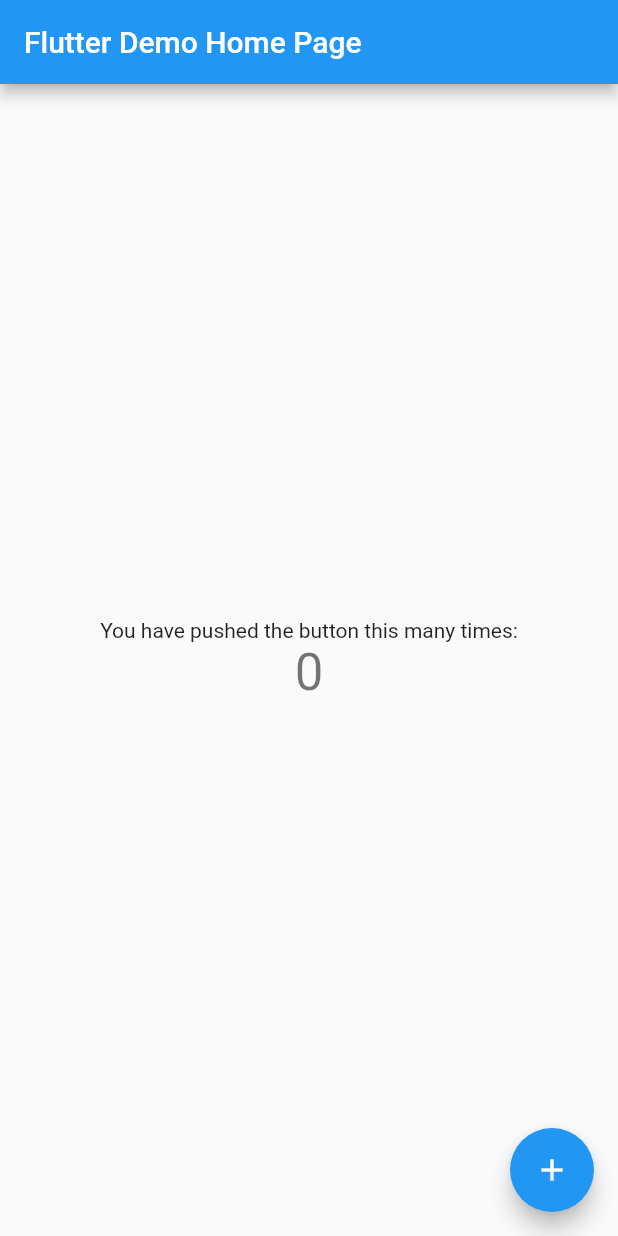
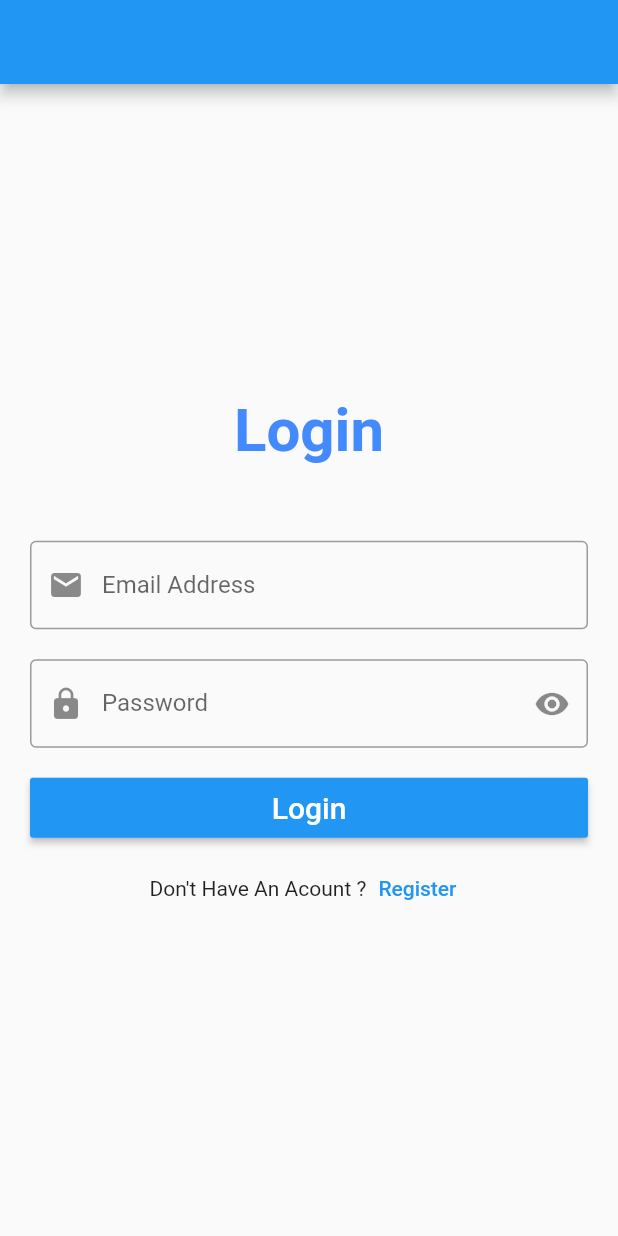
Before and after one commit to Ma7moud-Yasser/LoginByFlutter, a Flutter app: the screen it shows after launch, on a phone screen of 412 x 824 dp. Run offline on Flutter 3.47's test engine with Material 2 defaults, Android fonts, the phone set to English and light mode, and no system bars.

Commit message:
Add files via upload

```diff
--- /dev/null
+++ b/lib/login.dart
@@ -0,0 +1,101 @@
+import 'package:flutter/src/widgets/framework.dart';
+import 'package:flutter/material.dart';
+
+class LoginScreen extends StatelessWidget {
+  var emailControllar = TextEditingController();
+  var PassworControllar = TextEditingController();
+  @override
+  Widget build(BuildContext context) {
+    return Scaffold(
+      appBar: AppBar(),
+      body: Padding(
+        padding: const EdgeInsets.all(20),
+        child: Center(
+          child: SingleChildScrollView(
+            child: Column(
+              crossAxisAlignment: CrossAxisAlignment.center,
+              children: [
+                Text(
+                  'Login',
+                  style: TextStyle(
+                    color: Colors.blueAccent,
+                    fontSize: 40,
+                    fontWeight: FontWeight.bold,
+                  ),
+                ),
+                SizedBox(
+                  height: 50,
+                ),
+                TextFormField(
+                  controller: emailControllar,
+                  keyboardType: TextInputType.emailAddress,
+                  decoration: InputDecoration(
+                    labelText: 'Email Address',
+                    prefixIcon: Icon(
+                      Icons.email,
+                    ),
+                    border: OutlineInputBorder(),
+                  ),
+                ),
+                SizedBox(
+                  height: 20,
+                ),
+                TextFormField(
+                  controller: PassworControllar,
+                  obscureText: true,
+                  keyboardType: TextInputType.visiblePassword,
+                  decoration: InputDecoration(
+                    prefixIcon: Icon(
+                      Icons.lock,
+                    ),
+                    suffixIcon: Icon(
+                      Icons.remove_red_eye,
+                    ),
+                    labelText: 'Password',
+                    border: OutlineInputBorder(),
+                  ),
+                ),
+                SizedBox(
+                  height: 20,
+                ),
+                Container(
+                  width: double.infinity,
+                  height: 40,
+                  child: MaterialButton(
+                    color: Colors.blue,
+                    onPressed: () {
+                      print('Email: ${emailControllar.text}');
+                      print('Pass :${PassworControllar.text}');
+                    },
+                    child: Text(
+                      'Login',
+                      style: TextStyle(
+                        color: Colors.white,
+                        fontSize: 20,
+                      ),
+                    ),
+                  ),
+                ),
+                SizedBox(
+                  height: 10,
+                ),
+                Row(
+                  mainAxisAlignment: MainAxisAlignment.center,
+                  children: [
+                    Text('Don\'t Have An Acount ?'),
+                    TextButton(
+                      onPressed: () {},
+                      child: Text(
+                        'Register',
+                      ),
+                    )
+                  ],
+                )
+              ],
+            ),
+          ),
+        ),
+      ),
+    );
+  }
+}
--- a/lib/main.dart
+++ b/lib/main.dart
@@ -1,115 +1,26 @@
 import 'package:flutter/material.dart';
+import 'package:flutter_application_1/home_screen.dart';
+import 'package:flutter_application_1/login.dart';
 
 void main() {
-  runApp(const MyApp());
+  runApp(MyApp());
 }
 
-class MyApp extends StatelessWidget {
-  const MyApp({super.key});
+// widgets
+// 1- Statelesswidget
+// 2- Statefulwidget
 
-  // This widget is the root of your application.
+class MyApp extends StatelessWidget
+
+// constructor
+// build
+
+{
   @override
   Widget build(BuildContext context) {
     return MaterialApp(
-      title: 'Flutter Demo',
-      theme: ThemeData(
-        // This is the theme of your application.
-        //
-        // Try running your application with "flutter run". You'll see the
-        // application has a blue toolbar. Then, without quitting the app, try
-        // changing the primarySwatch below to Colors.green and then invoke
-        // "hot reload" (press "r" in the console where you ran "flutter run",
-        // or simply save your changes to "hot reload" in a Flutter IDE).
-        // Notice that the counter didn't reset back to zero; the application
-        // is not restarted.
-        primarySwatch: Colors.blue,
-      ),
-      home: const MyHomePage(title: 'Flutter Demo Home Page'),
+      debugShowCheckedModeBanner: false ,
+      home: LoginScreen(),
     );
   }
 }
-
-class MyHomePage extends StatefulWidget {
-  const MyHomePage({super.key, required this.title});
-
-  // This widget is the home page of your application. It is stateful, meaning
-  // that it has a State object (defined below) that contains fields that affect
-  // how it looks.
-
-  // This class is the configuration for the state. It holds the values (in this
-  // case the title) provided by the parent (in this case the App widget) and
-  // used by the build method of the State. Fields in a Widget subclass are
-  // always marked "final".
-
-  final String title;
-
-  @override
-  State<MyHomePage> createState() => _MyHomePageState();
-}
-
-class _MyHomePageState extends State<MyHomePage> {
-  int _counter = 0;
-
-  void _incrementCounter() {
-    setState(() {
-      // This call to setState tells the Flutter framework that something has
-      // changed in this State, which causes it to rerun the build method below
-      // so that the display can reflect the updated values. If we changed
-      // _counter without calling setState(), then the build method would not be
-      // called again, and so nothing would appear to happen.
-      _counter++;
-    });
-  }
-
-  @override
-  Widget build(BuildContext context) {
-    // This method is rerun every time setState is called, for instance as done
-    // by the _incrementCounter method above.
-    //
-    // The Flutter framework has been optimized to make rerunning build methods
-    // fast, so that you can just rebuild anything that needs updating rather
-    // than having to individually change instances of widgets.
-    return Scaffold(
-      appBar: AppBar(
-        // Here we take the value from the MyHomePage object that was created by
-        // the App.build method, and use it to set our appbar title.
-        title: Text(widget.title),
-      ),
-      body: Center(
-        // Center is a layout widget. It takes a single child and positions it
-        // in the middle of the parent.
-        child: Column(
-          // Column is also a layout widget. It takes a list of children and
-          // arranges them vertically. By default, it sizes itself to fit its
-          // children horizontally, and tries to be as tall as its parent.
-          //
-          // Invoke "debug painting" (press "p" in the console, choose the
-          // "Toggle Debug Paint" action from the Flutter Inspector in Android
-          // Studio, or the "Toggle Debug Paint" command in Visual Studio Code)
-          // to see the wireframe for each widget.
-          //
-          // Column has various properties to control how it sizes itself and
-          // how it positions its children. Here we use mainAxisAlignment to
-          // center the children vertically; the main axis here is the vertical
-          // axis because Columns are vertical (the cross axis would be
-          // horizontal).
-          mainAxisAlignment: MainAxisAlignment.center,
-          children: <Widget>[
-            const Text(
-              'You have pushed the button this many times:',
-            ),
-            Text(
-              '$_counter',
-              style: Theme.of(context).textTheme.headlineMedium,
-            ),
-          ],
-        ),
-      ),
-      floatingActionButton: FloatingActionButton(
-        onPressed: _incrementCounter,
-        tooltip: 'Increment',
-        child: const Icon(Icons.add),
-      ), // This trailing comma makes auto-formatting nicer for build methods.
-    );
-  }
-}
--- a/pubspec.yaml
+++ b/pubspec.yaml
@@ -1,4 +1,4 @@
-name: login_desgin
+name: flutter_application_1
 description: A new Flutter project.
 # The following line prevents the package from being accidentally published to
 # pub.dev using `flutter pub publish`. This is preferred for private packages.
```
Also changed, not shown: lib/home_screen.dart (added, +79 -0 lines), 14 other files.
